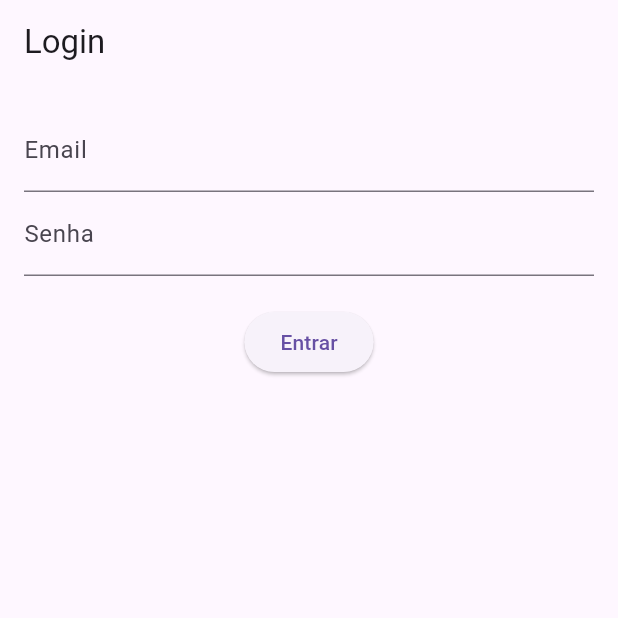
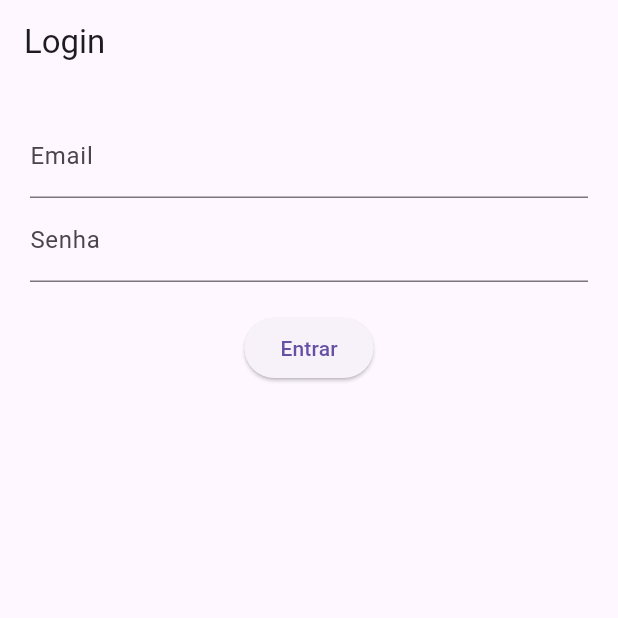
Before and after one commit to jhamiljeferson/sistema, a Flutter app: the screen it shows after launch, after a tap on "Entrar", on a phone screen of 412 x 824 dp, the top half of it. Run offline on Flutter 3.47's test engine with Material 3 defaults, Android fonts, the phone set to English and light mode, and no system bars; network calls fail.

Commit message:
Subindo nova versão do sistema

```diff
--- a/teste_api/lib/LoginPage.dart
+++ /dev/null
@@ -1,76 +0,0 @@
-import 'dart:convert';
-import 'package:flutter/material.dart';
-import 'package:http/http.dart' as http;
-import 'package:shared_preferences/shared_preferences.dart';
-
-class LoginPage extends StatefulWidget {
-  const LoginPage({super.key});
-
-  @override
-  State<LoginPage> createState() => _LoginPageState();
-}
-
-class _LoginPageState extends State<LoginPage> {
-  final TextEditingController emailCtrl = TextEditingController();
-  final TextEditingController passCtrl = TextEditingController();
-  final String loginUrl = 'https://localhost:9191/auth/login';
-
-  Future<void> _login() async {
-    try {
-      final response = await http.post(
-        Uri.parse(loginUrl),
-        headers: {'Content-Type': 'application/json'},
-        body: jsonEncode({'email': emailCtrl.text, 'password': passCtrl.text}),
-      );
-
-      if (response.statusCode == 200) {
-        final data = jsonDecode(response.body);
-        final name = data['name'];
-        final token = data['token'];
-
-        print('✅ Login bem-sucedido!');
-        print('Nome: $name');
-        print('Token: $token');
-
-        final prefs = await SharedPreferences.getInstance();
-        await prefs.setString('token', token);
-
-        // Aqui você pode redirecionar se quiser:
-        // Navigator.pushReplacement(...);
-      } else {
-        print('❌ Erro no login: ${response.body}');
-        ScaffoldMessenger.of(context).showSnackBar(
-          const SnackBar(
-            content: Text('Falha no login. Verifique seus dados.'),
-          ),
-        );
-      }
-    } catch (e) {
-      print('Erro ao tentar login: $e');
-    }
-  }
-
-  @override
-  Widget build(BuildContext context) {
-    return Scaffold(
-      appBar: AppBar(title: const Text('Login')),
-      body: Padding(
-        padding: const EdgeInsets.all(16),
-        child: Column(
-          children: [
-            TextField(
-              controller: emailCtrl,
-              decoration: const InputDecoration(labelText: 'Email'),
-            ),
-            TextField(
-              controller: passCtrl,
-              decoration: const InputDecoration(labelText: 'Senha'),
-            ),
-            const SizedBox(height: 20),
-            ElevatedButton(onPressed: _login, child: const Text('Entrar')),
-          ],
-        ),
-      ),
-    );
-  }
-}
--- a/teste_api/lib/main.dart
+++ b/teste_api/lib/main.dart
@@ -1,18 +1,22 @@
 import 'package:flutter/material.dart';
-import 'package:teste_api/LoginPage.dart'; // Certifique-se de que esse arquivo existe
+import 'package:provider/provider.dart';
+import 'screens/login_screen.dart';
+import 'services/auth_service.dart';
 
 void main() {
-  runApp(const MyApp());
+  runApp(
+    ChangeNotifierProvider(create: (_) => AuthService(), child: const MyApp()),
+  );
 }
 
 class MyApp extends StatelessWidget {
   const MyApp({super.key});
-
   @override
   Widget build(BuildContext context) {
-    return const MaterialApp(
-      debugShowCheckedModeBanner: false,
-      home: LoginPage(), // Aqui ele começa pela tela de login
+    return MaterialApp(
+      title: 'ToDo App',
+      theme: ThemeData(primarySwatch: Colors.blue),
+      home: const LoginScreen(),
     );
   }
 }
--- /dev/null
+++ b/teste_api/lib/screens/login_screen.dart
@@ -0,0 +1,59 @@
+import 'package:flutter/material.dart';
+import 'package:provider/provider.dart';
+import '../services/auth_service.dart';
+import 'task_screen.dart';
+
+class LoginScreen extends StatefulWidget {
+  const LoginScreen({super.key});
+
+  @override
+  State<LoginScreen> createState() => _LoginScreenState();
+}
+
+class _LoginScreenState extends State<LoginScreen> {
+  final emailCtrl = TextEditingController();
+  final passCtrl = TextEditingController();
+  bool error = false;
+
+  @override
+  Widget build(BuildContext context) {
+    final auth = Provider.of<AuthService>(context);
+
+    return Scaffold(
+      appBar: AppBar(title: const Text("Login")),
+      body: Padding(
+        padding: const EdgeInsets.all(20.0),
+        child: Column(
+          children: [
+            TextField(
+              controller: emailCtrl,
+              decoration: const InputDecoration(labelText: "Email"),
+            ),
+            TextField(
+              controller: passCtrl,
+              decoration: const InputDecoration(labelText: "Senha"),
+              obscureText: true,
+            ),
+            const SizedBox(height: 20),
+            ElevatedButton(
+              onPressed: () async {
+                bool success = await auth.login(emailCtrl.text, passCtrl.text);
+                if (success) {
+                  Navigator.pushReplacement(
+                    context,
+                    MaterialPageRoute(builder: (_) => const TaskScreen()),
+                  );
+                } else {
+                  setState(() => error = true);
+                }
+              },
+              child: const Text("Entrar"),
+            ),
+            if (error)
+              const Text("Erro no login", style: TextStyle(color: Colors.red)),
+          ],
+        ),
+      ),
+    );
+  }
+}
--- /dev/null
+++ b/teste_api/lib/services/auth_service.dart
@@ -0,0 +1,42 @@
+import 'dart:convert';
+import 'package:flutter/material.dart';
+import 'package:http/http.dart' as http;
+
+class AuthService extends ChangeNotifier {
+  String? _token;
+
+  String? get token => _token;
+
+  Future<bool> login(String email, String password) async {
+    final url = Uri.parse('http://localhost:9191/auth/login');
+    final response = await http.post(
+      url,
+      headers: {'Content-Type': 'application/json'},
+      body: jsonEncode({"email": email, "password": password}),
+    );
+
+    if (response.statusCode == 200) {
+      final data = jsonDecode(response.body);
+      _token = data['token'];
+      notifyListeners();
+      return true;
+    } else {
+      return false;
+    }
+  }
+
+  Future<List<String>> getTasks() async {
+    final url = Uri.parse('http://localhost:9191/tasks');
+    final response = await http.get(
+      url,
+      headers: {'Authorization': 'Bearer $_token'},
+    );
+
+    if (response.statusCode == 200) {
+      final List tasks = jsonDecode(response.body);
+      return tasks.map((e) => e.toString()).toList();
+    } else {
+      throw Exception("Erro ao carregar tarefas");
+    }
+  }
+}
--- a/teste_api/pubspec.yaml
+++ b/teste_api/pubspec.yaml
@@ -32,7 +32,7 @@ dependencies:
     sdk: flutter
   http: ^0.13.5
   shared_preferences: ^2.2.2
-
+  provider: ^6.1.0
   # The following adds the Cupertino Icons font to your application.
   # Use with the CupertinoIcons class for iOS style icons.
   cupertino_icons: ^1.0.8
```
Also changed, not shown: teste_api/lib/models/task.dart (added, +15 -0 lines), teste_api/lib/screens/task_screen.dart (added, +31 -0 lines), teste_api/pubspec.lock, 3 other files.
